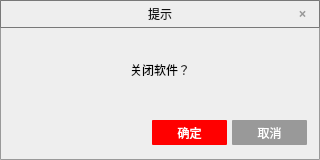
Above: Tools/Main/src/UI/WarningDlg/warningdlg.ui from lesliefish/Qt before the change. Below: the same form after it.
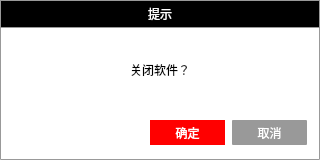
That is the form after the change. Icons and pictures are not drawn.

Patch:
```diff
--- a/Tools/Main/src/UI/WarningDlg/warningdlg.ui
+++ b/Tools/Main/src/UI/WarningDlg/warningdlg.ui
@@ -33,7 +33,7 @@
   <property name="styleSheet">
    <string notr="true">QWidget#WarningDlg
 {
-background:#EEEEEE;
+background:rgb(255, 255, 255);
 border: 1px solid #999999;
 border-radius: 1px;
 }</string>
@@ -71,8 +71,8 @@
      <property name="styleSheet">
       <string notr="true">QWidget#m_warningTitle
 {
-background:transparent;
-border:1px solid rgb(120, 120, 120);
+background:rgb(0, 0, 0);
+border:1px solid #999999;
 border-radius: 1px;
 }</string>
      </property>
@@ -149,7 +149,7 @@
           <property name="styleSheet">
            <string notr="true">QPushButton#m_titleTextBtn
 {
-color: #111111;
+color: #FFFFFF;
 border-radius:1px;
 background-repeat:no-repeat;
 background-position:center;
@@ -212,7 +212,7 @@
 }</string>
           </property>
           <property name="text">
-           <string>×</string>
+           <string/>
           </property>
          </widget>
         </item>
@@ -339,12 +339,11 @@
          <property name="styleSheet">
           <string notr="true">QPushButton#m_OKBtn
 {
-background: red;
+background:red;
 color:white;
-border-radius:1px;
+border:4px solid red;
 font: 12px;
 font-family:微软雅黑;
-padding: 6px;
 background-repeat:no-repeat;
 background-position:center;
 }
@@ -368,7 +367,7 @@
          </property>
          <property name="sizeHint" stdset="0">
           <size>
-           <width>5</width>
+           <width>7</width>
            <height>20</height>
           </size>
          </property>
```
